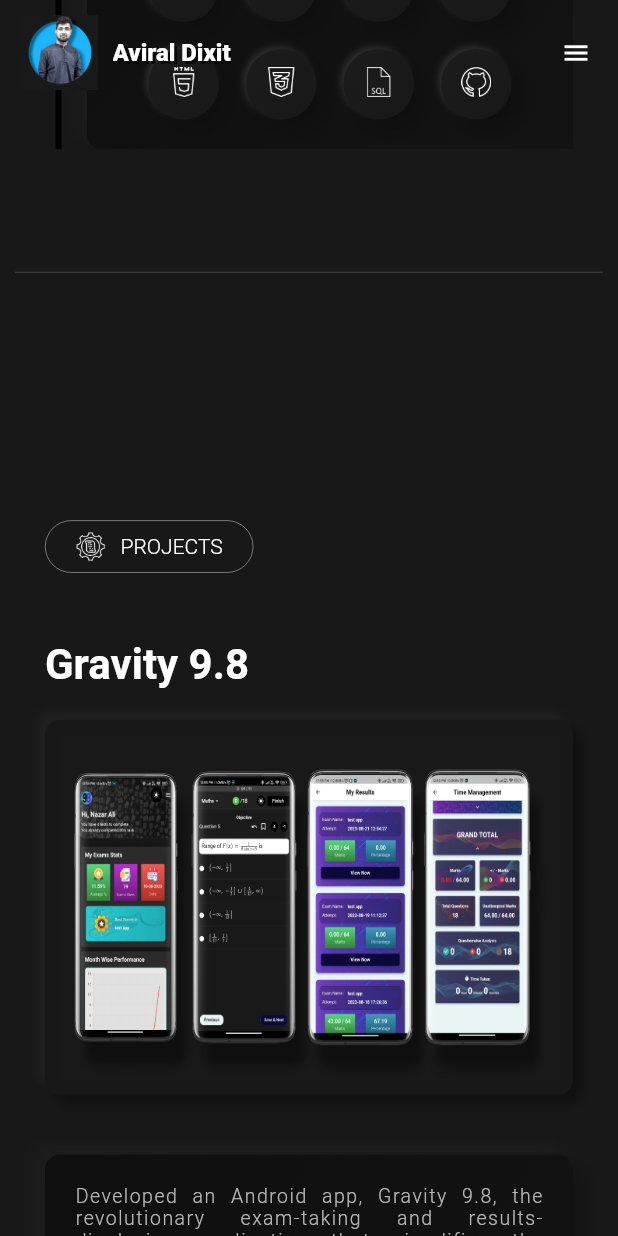
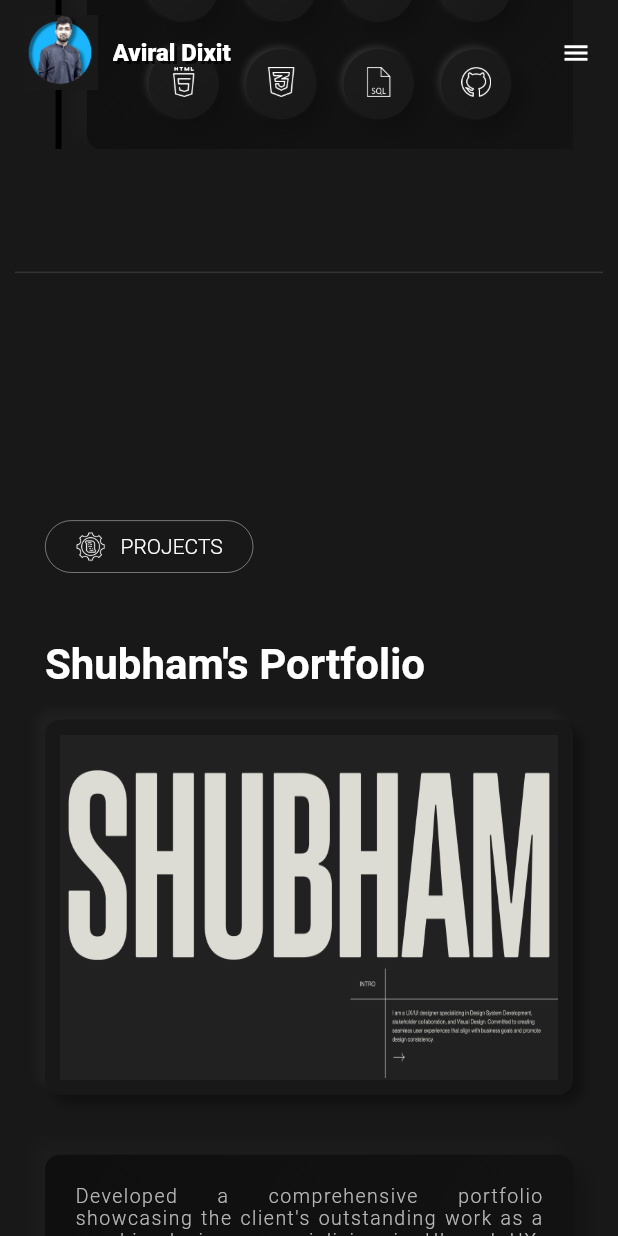
Before and after one commit to aviral2910/portfolio, a Flutter app: the screen it shows after launch, scrolled down 3456 dp, on a phone screen of 412 x 824 dp. Run offline on Flutter 3.47's test engine with Material 2 defaults, Android fonts, the phone set to English and light mode, and no system bars; our stand-ins replace firebase_core, google_fonts; missing offline and left inert: flutter_icon_snackbar, flutter_shake_animated; accounts and stored records are empty.

Commit message:
shubham portfolio added

```diff
--- a/lib/main.dart
+++ b/lib/main.dart
@@ -8,14 +8,14 @@ import 'package:firebase_core/firebase_core.dart';
 void main() async {
   await Firebase.initializeApp(
     options: const FirebaseOptions(
-        apiKey: "AIzaSyB-B4yNfdVGz7oozPuigLVWttHhQgW2r0Q",
+ apiKey: "AIzaSyB-B4yNfdVGz7oozPuigLVWttHhQgW2r0Q",
         authDomain: "aviral-s-portfolio.firebaseapp.com",
         projectId: "aviral-s-portfolio",
         storageBucket: "aviral-s-portfolio.appspot.com",
         messagingSenderId: "874321052691",
         appId: "1:874321052691:web:c145766a65ce1b8d35abe6",
-        measurementId: "G-FMLBRD030Z"),
-  );
+        measurementId: "G-FMLBRD030Z"
+    ));
   runApp(
     MultiProvider(providers: [
       ChangeNotifierProvider(create: (context) => SkillTypeProvider()),
--- a/lib/pages/project.dart
+++ b/lib/pages/project.dart
@@ -71,12 +71,32 @@ class _ProjectState extends State<Project> {
     "figma",
     "github",
   ];
+  List<String> shubham = [
+    "flutter",
+    "dart",
+    "block",
+    "figma",
+    "github",
+  ];
+  List<String> shubhamName = [
+    "Flutter",
+    "Dart",
+    "Bloc",
+    "Figma",
+    "Github",
+  ];
   List<String> gravityName = [
     "Flutter",
     "Dart",
     "Bloc",
     "Figma",
     "Github",
+  ];
+  List<String> shubhamData = [
+    "assets/images/shubhamDark.png",
+    "Developed a comprehensive portfolio showcasing the client's outstanding work as a graphic designer specializing in UI and UX. This portfolio serves as a testament to the client's proficiency in the field, capturing the essence of their design journey and leaving a lasting impression on viewers. With a keen eye for detail and a commitment to excellence, the portfolio stands as a powerful representation of the client's expertise in graphic design for UI and UX.",
+    "https://shubham-singh.in",
+    "Shubham's Portfolio",
   ];
   List<String> gravityData = [
     "assets/images/gravity.png",
@@ -152,13 +172,26 @@ class _ProjectState extends State<Project> {
             height: changeAppBar ? 30 : 40,
           ),
           ProjectCard(
+              image: shubhamData[0],
+              text: shubhamData[1],
+              link: shubhamData[2],
+              heading: shubhamData[3],
+              w: w,
+              // apkLink: shubhamData[4],
+              index: 0,
+              list: shubham,
+              listName: shubhamName),
+          const SizedBox(
+            height: 50,
+          ),
+          ProjectCard(
               image: gravityData[0],
               text: gravityData[1],
               link: gravityData[2],
               heading: gravityData[3],
               w: w,
               apkLink: gravityData[4],
-              index: 0,
+              index: 1,
               list: gravity,
               listName: gravityName),
           const SizedBox(
@@ -171,7 +204,7 @@ class _ProjectState extends State<Project> {
               heading: krishnData[3],
               w: w,
               apkLink: krishnData[4],
-              index: 1,
+              index: 2,
               list: krishn,
               listName: krishnName),
           const SizedBox(
@@ -183,7 +216,7 @@ class _ProjectState extends State<Project> {
               link: vsparkleData[2],
               heading: vsparkleData[3],
               w: w,
-              index: 2,
+              index: 3,
               list: vsparkle,
               listName: vsparkleName),
           const SizedBox(
@@ -195,7 +228,7 @@ class _ProjectState extends State<Project> {
             link: trackerData[2],
             heading: trackerData[3],
             w: w,
-            index: 3,
+            index: 4,
             list: tracker,
             listName: trackerName,
           ),
--- a/lib/pages/testimonial.dart
+++ b/lib/pages/testimonial.dart
@@ -458,6 +458,7 @@ class TestimonialText extends StatelessWidget {
           ),
           Text(
             words.toString(),
+            textAlign: TextAlign.justify,
             style: GoogleFonts.saira(
                 fontSize: 17,
                 letterSpacing: 1,
--- a/lib/widgets/customAppBar.dart
+++ b/lib/widgets/customAppBar.dart
@@ -1,4 +1,3 @@
-
 import 'package:aviralportfolio/global.dart';
 import 'package:aviralportfolio/widgets/shadowText.dart';
 import 'package:flutter/material.dart';
```
Also changed, not shown: assets/images/shubham.png (added), assets/images/shubhamDark.png (added), 1 other file.
